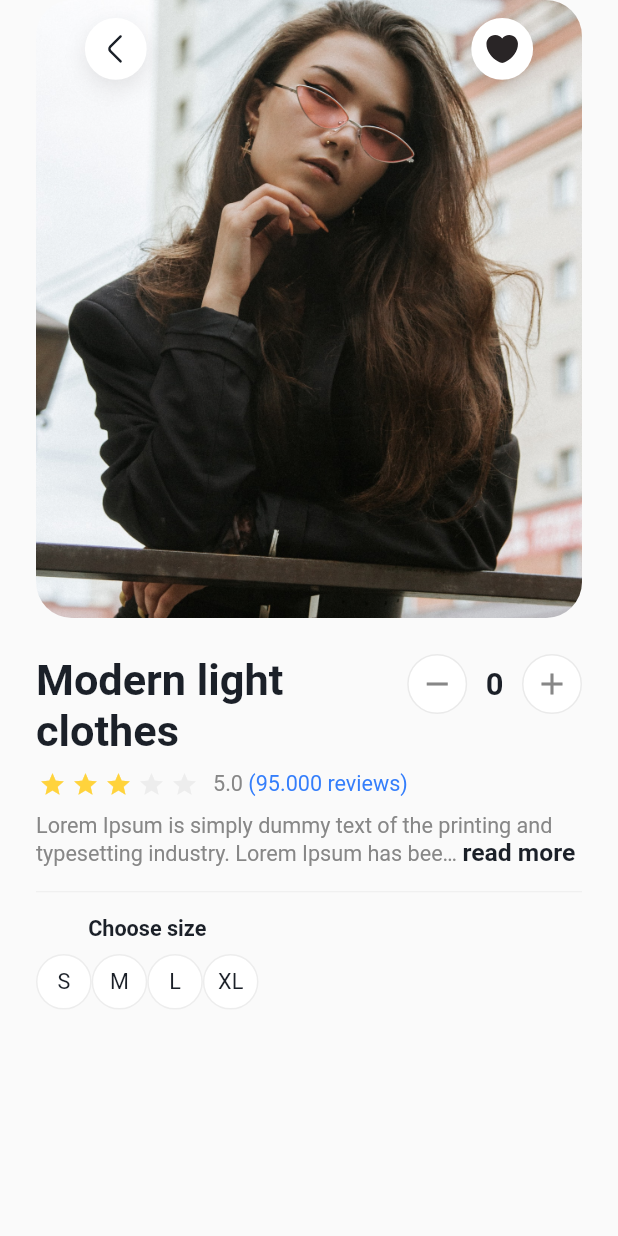
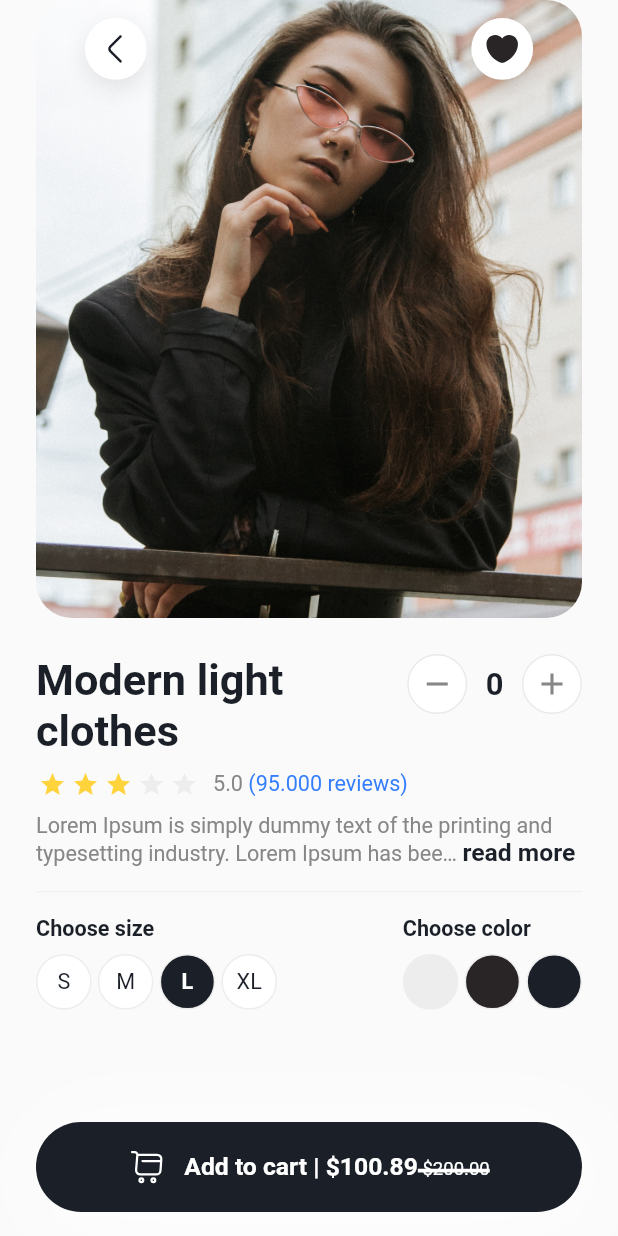
Before and after one commit to hidayatridwan/flutter_store_app, a Flutter app: the DetailPage screen opened directly, on a phone screen of 412 x 824 dp. Run offline on Flutter 3.47's test engine with Material 2 defaults, Android fonts, the phone set to English and light mode, and no system bars; drawn by our look-alikes of flutter_rating_bar, readmore; our stand-ins replace custom_navigation_bar, flutter_svg, google_fonts.

Commit message:
finish detail page

```diff
--- a/lib/detail_page.dart
+++ b/lib/detail_page.dart
@@ -19,6 +19,55 @@ class _DetailPageState extends State<DetailPage> {
     SizeConfig().init(context);
 
     return Scaffold(
+      floatingActionButtonLocation: FloatingActionButtonLocation.centerFloat,
+      floatingActionButton: GestureDetector(
+        onTap: () {},
+        child: Container(
+          padding: const EdgeInsets.symmetric(horizontal: 8),
+          height: 60,
+          width: double.infinity,
+          margin: const EdgeInsets.symmetric(horizontal: kPaddingHorizontal),
+          decoration: BoxDecoration(
+            color: kDarkBrown,
+            borderRadius: BorderRadius.circular(40),
+            boxShadow: const [
+              BoxShadow(
+                color: kWhite,
+                blurRadius: 50,
+                spreadRadius: 2,
+                offset: Offset(5, 5), // Shadow position
+              )
+            ],
+          ),
+          child: Row(
+            mainAxisAlignment: MainAxisAlignment.center,
+            children: [
+              SvgPicture.asset('assets/shopping_cart_icon.svg'),
+              SizedBox(
+                width: SizeConfig.blocSizeHorizontal! * 3,
+              ),
+              RichText(
+                  text: TextSpan(
+                      text: 'Add to cart | \$100.89',
+                      style: kEncodeSansSemiBold.copyWith(
+                          color: kWhite,
+                          fontSize: SizeConfig.blocSizeHorizontal! * 4),
+                      children: [
+                    TextSpan(
+                      text: ' \$200.00',
+                      style: kEncodeSansRegular.copyWith(
+                          color: kWhite,
+                          fontSize: SizeConfig.blocSizeHorizontal! * 3,
+                          decoration: TextDecoration.lineThrough,
+                          decorationThickness:
+                              SizeConfig.blocSizeHorizontal! * 1,
+                          decorationColor: kWhite),
+                    )
+                  ]))
+            ],
+          ),
+        ),
+      ),
       body: SafeArea(
           child: SingleChildScrollView(
         padding: const EdgeInsets.symmetric(horizontal: kPaddingHorizontal),
@@ -44,7 +93,11 @@ class _DetailPageState extends State<DetailPage> {
                       child: Row(
                         mainAxisAlignment: MainAxisAlignment.spaceBetween,
                         children: [
-                          Container(
+                          GestureDetector(
+                            onTap: () {
+                              Navigator.pop(context);
+                            },
+                            child: Container(
                               width: SizeConfig.blocSizeVertical! * 10,
                               height: SizeConfig.blocSizeHorizontal! * 10,
                               padding: const EdgeInsets.all(8),
@@ -58,8 +111,9 @@ class _DetailPageState extends State<DetailPage> {
                                         blurRadius: 12,
                                         offset: const Offset(0, 5))
                                   ]),
-                            child:
-                                SvgPicture.asset('assets/arrow_back_icon.svg'),
+                              child: SvgPicture.asset(
+                                  'assets/arrow_back_icon.svg'),
+                            ),
                           ),
                           Container(
                             width: SizeConfig.blocSizeVertical! * 10,
@@ -219,8 +273,10 @@ class _DetailPageState extends State<DetailPage> {
             ),
             Row(
               crossAxisAlignment: CrossAxisAlignment.start,
+              mainAxisAlignment: MainAxisAlignment.spaceBetween,
               children: [
                 Column(
+                  crossAxisAlignment: CrossAxisAlignment.start,
                   children: [
                     Text(
                       'Choose size',
@@ -245,9 +301,13 @@ class _DetailPageState extends State<DetailPage> {
                               'S',
                               style: kEncodeSansRegular.copyWith(
                                   color: kDarkBrown,
-                                  fontSize: SizeConfig.blocSizeHorizontal! * 3.5),
+                                  fontSize:
+                                      SizeConfig.blocSizeHorizontal! * 3.5),
                             ),
                           ),
+                        ),
+                        SizedBox(
+                          width: SizeConfig.blocSizeHorizontal! * 1,
                         ),
                         Container(
                           width: SizeConfig.blocSizeHorizontal! * 9,
@@ -261,25 +321,33 @@ class _DetailPageState extends State<DetailPage> {
                               'M',
                               style: kEncodeSansRegular.copyWith(
                                   color: kDarkBrown,
-                                  fontSize: SizeConfig.blocSizeHorizontal! * 3.5),
+                                  fontSize:
+                                      SizeConfig.blocSizeHorizontal! * 3.5),
                             ),
                           ),
+                        ),
+                        SizedBox(
+                          width: SizeConfig.blocSizeHorizontal! * 1,
                         ),
                         Container(
                           width: SizeConfig.blocSizeHorizontal! * 9,
                           height: SizeConfig.blocSizeHorizontal! * 9,
                           decoration: BoxDecoration(
                               shape: BoxShape.circle,
-                              color: kWhite,
+                              color: kDarkBrown,
                               border: Border.all(width: 1, color: kLightGrey)),
                           child: Center(
                             child: Text(
                               'L',
-                              style: kEncodeSansRegular.copyWith(
-                                  color: kDarkBrown,
-                                  fontSize: SizeConfig.blocSizeHorizontal! * 3.5),
+                              style: kEncodeSansBold.copyWith(
+                                  color: kWhite,
+                                  fontSize:
+                                      SizeConfig.blocSizeHorizontal! * 3.5),
                             ),
                           ),
+                        ),
+                        SizedBox(
+                          width: SizeConfig.blocSizeHorizontal! * 1,
                         ),
                         Container(
                           width: SizeConfig.blocSizeHorizontal! * 9,
@@ -293,16 +361,68 @@ class _DetailPageState extends State<DetailPage> {
                               'XL',
                               style: kEncodeSansRegular.copyWith(
                                   color: kDarkBrown,
-                                  fontSize: SizeConfig.blocSizeHorizontal! * 3.5),
+                                  fontSize:
+                                      SizeConfig.blocSizeHorizontal! * 3.5),
                             ),
                           ),
                         )
                       ],
                     )
                   ],
+                ),
+                Column(
+                  crossAxisAlignment: CrossAxisAlignment.start,
+                  children: [
+                    Text(
+                      'Choose color',
+                      style: kEncodeSansBold.copyWith(
+                          color: kDarkBrown,
+                          fontSize: SizeConfig.blocSizeHorizontal! * 3.5),
+                    ),
+                    const SizedBox(
+                      height: 8.0,
+                    ),
+                    Row(
+                      children: [
+                        Container(
+                          width: SizeConfig.blocSizeHorizontal! * 9,
+                          height: SizeConfig.blocSizeHorizontal! * 9,
+                          decoration: BoxDecoration(
+                              shape: BoxShape.circle,
+                              color: kLightGrey,
+                              border: Border.all(width: 1, color: kLightGrey)),
+                        ),
+                        SizedBox(
+                          width: SizeConfig.blocSizeHorizontal! * 1,
+                        ),
+                        Container(
+                          width: SizeConfig.blocSizeHorizontal! * 9,
+                          height: SizeConfig.blocSizeHorizontal! * 9,
+                          decoration: BoxDecoration(
+                              shape: BoxShape.circle,
+                              color: kBrown,
+                              border: Border.all(width: 1, color: kLightGrey)),
+                        ),
+                        SizedBox(
+                          width: SizeConfig.blocSizeHorizontal! * 1,
+                        ),
+                        Container(
+                          width: SizeConfig.blocSizeHorizontal! * 9,
+                          height: SizeConfig.blocSizeHorizontal! * 9,
+                          decoration: BoxDecoration(
+                              shape: BoxShape.circle,
+                              color: kDarkBrown,
+                              border: Border.all(width: 1, color: kLightGrey)),
                         )
                       ],
                     )
+                  ],
+                ),
+              ],
+            ),
+            const SizedBox(
+              height: 100,
+            ),
           ],
         ),
       )),
```
Also changed, not shown: lib/main.dart (+66 -48 lines). Lines whose indentation alone changed are shown as unchanged.
